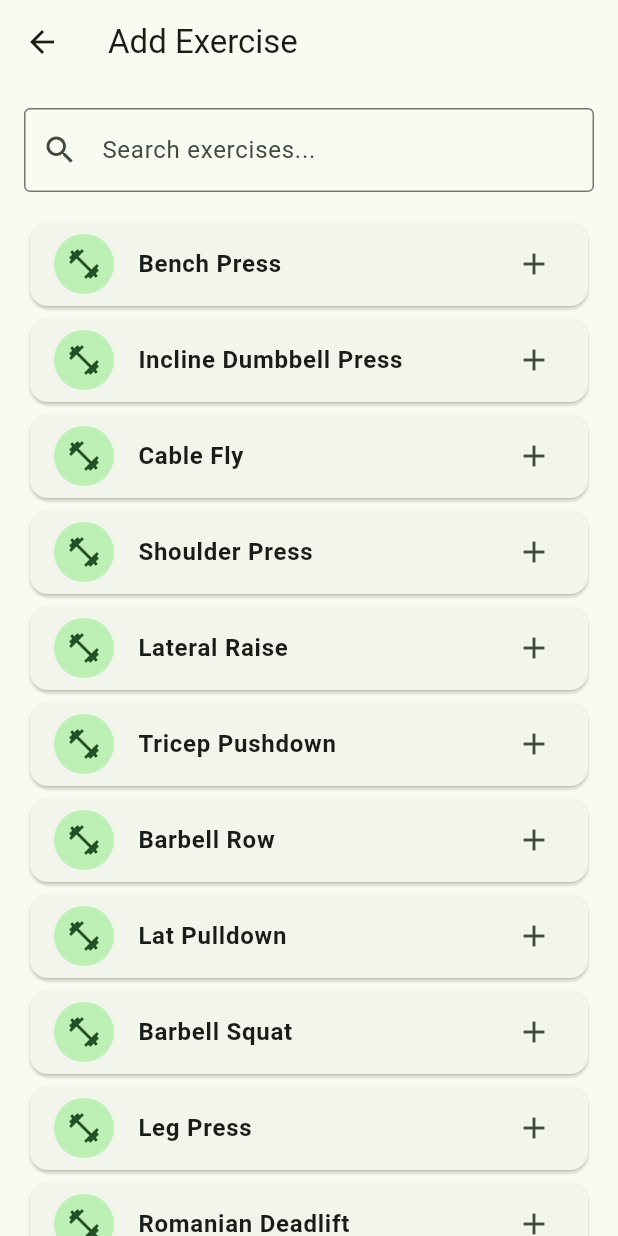
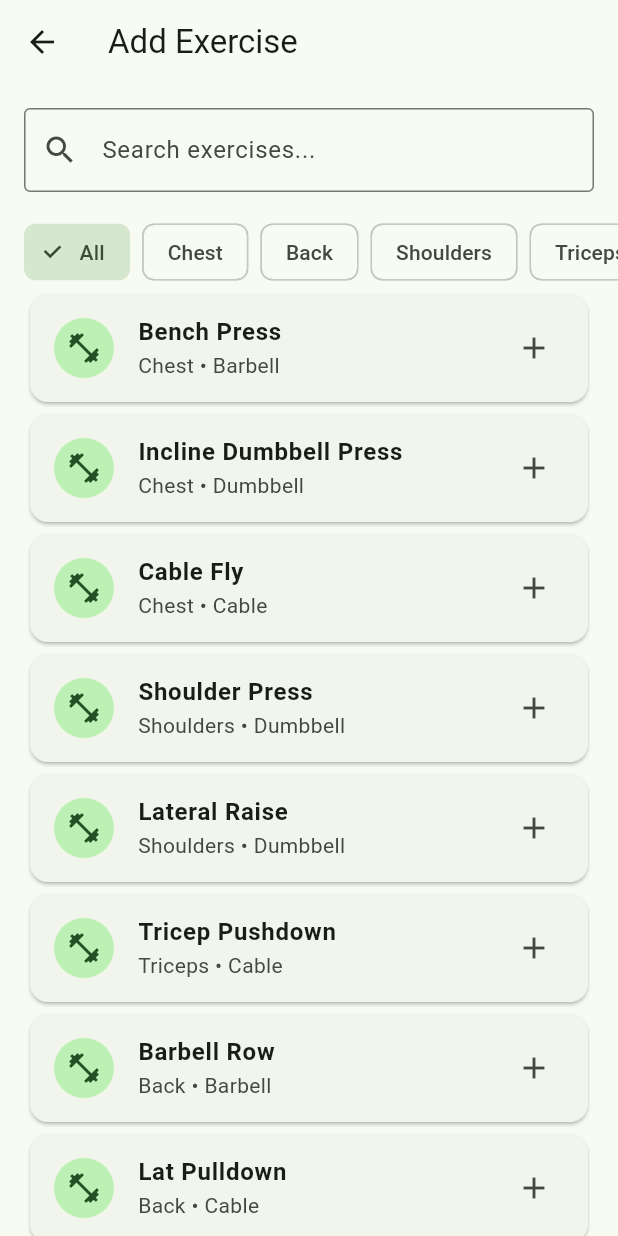
Before and after one commit to AbhisekRai24/gym_tracker, a Flutter app: the ExercisePickerScreen screen opened directly, on a phone screen of 412 x 824 dp. Run offline on Flutter 3.47's test engine with Material 3 defaults, Android fonts, the phone set to English and light mode, and no system bars; our stand-ins replace flutter_riverpod.

Commit message:
Add search query and filter

```diff
--- /dev/null
+++ b/lib/features/workouts/models/exercise.dart
@@ -0,0 +1,13 @@
+class Exercise {
+  final String id;
+  final String name;
+  final String muscleGroup;
+  final String equipment;
+
+  const Exercise({
+    required this.id,
+    required this.name,
+    required this.muscleGroup,
+    required this.equipment,
+  });
+}
--- /dev/null
+++ b/lib/features/workouts/repositories/exercise_repository.dart
@@ -0,0 +1,76 @@
+import '../models/exercise.dart';
+
+class ExerciseRepository {
+  final List<Exercise> _exercises = const [
+    Exercise(
+      id: '1',
+      name: 'Bench Press',
+      muscleGroup: 'Chest',
+      equipment: 'Barbell',
+    ),
+    Exercise(
+      id: '2',
+      name: 'Incline Dumbbell Press',
+      muscleGroup: 'Chest',
+      equipment: 'Dumbbell',
+    ),
+    Exercise(
+      id: '3',
+      name: 'Cable Fly',
+      muscleGroup: 'Chest',
+      equipment: 'Cable',
+    ),
+    Exercise(
+      id: '4',
+      name: 'Shoulder Press',
+      muscleGroup: 'Shoulders',
+      equipment: 'Dumbbell',
+    ),
+    Exercise(
+      id: '5',
+      name: 'Lateral Raise',
+      muscleGroup: 'Shoulders',
+      equipment: 'Dumbbell',
+    ),
+    Exercise(
+      id: '6',
+      name: 'Tricep Pushdown',
+      muscleGroup: 'Triceps',
+      equipment: 'Cable',
+    ),
+    Exercise(
+      id: '7',
+      name: 'Barbell Row',
+      muscleGroup: 'Back',
+      equipment: 'Barbell',
+    ),
+    Exercise(
+      id: '8',
+      name: 'Lat Pulldown',
+      muscleGroup: 'Back',
+      equipment: 'Cable',
+    ),
+    Exercise(
+      id: '9',
+      name: 'Barbell Squat',
+      muscleGroup: 'Legs',
+      equipment: 'Barbell',
+    ),
+    Exercise(
+      id: '10',
+      name: 'Leg Press',
+      muscleGroup: 'Legs',
+      equipment: 'Machine',
+    ),
+    Exercise(
+      id: '11',
+      name: 'Romanian Deadlift',
+      muscleGroup: 'Legs',
+      equipment: 'Barbell',
+    ),
+  ];
+
+  List<Exercise> getExercises() {
+    return List.unmodifiable(_exercises);
+  }
+}
--- a/lib/features/workouts/views/exercise_picker_screen.dart
+++ b/lib/features/workouts/views/exercise_picker_screen.dart
@@ -1,30 +1,31 @@
 import 'package:flutter/material.dart';
+import 'package:flutter_riverpod/flutter_riverpod.dart';
 
-class ExercisePickerScreen extends StatefulWidget {
+import '../viewmodels/exercise_viewmodel.dart';
+
+class ExercisePickerScreen extends ConsumerStatefulWidget {
   const ExercisePickerScreen({super.key});
 
   @override
-  State<ExercisePickerScreen> createState() => _ExercisePickerScreenState();
+  ConsumerState<ExercisePickerScreen> createState() =>
+      _ExercisePickerScreenState();
 }
 
-class _ExercisePickerScreenState extends State<ExercisePickerScreen> {
+class _ExercisePickerScreenState extends ConsumerState<ExercisePickerScreen> {
   final TextEditingController _searchController = TextEditingController();
 
-  static const List<String> exercises = [
-    'Bench Press',
-    'Incline Dumbbell Press',
-    'Cable Fly',
-    'Shoulder Press',
-    'Lateral Raise',
-    'Tricep Pushdown',
-    'Barbell Row',
-    'Lat Pulldown',
-    'Barbell Squat',
-    'Leg Press',
-    'Romanian Deadlift',
+  String _searchQuery = '';
+
+  String _selectedMuscleGroup = 'All';
+
+  static const List<String> muscleGroups = [
+    'All',
+    'Chest',
+    'Back',
+    'Shoulders',
+    'Triceps',
+    'Legs',
   ];
-
-  String _searchQuery = '';
 
   @override
   void initState() {
@@ -45,8 +46,16 @@ class _ExercisePickerScreenState extends State<ExercisePickerScreen> {
 
   @override
   Widget build(BuildContext context) {
+    final exercises = ref.watch(exerciseViewModelProvider);
+
     final filteredExercises = exercises.where((exercise) {
-      return exercise.toLowerCase().contains(_searchQuery);
+      final matchesSearch = exercise.name.toLowerCase().contains(_searchQuery);
+
+      final matchesMuscleGroup =
+          _selectedMuscleGroup == 'All' ||
+          exercise.muscleGroup == _selectedMuscleGroup;
+
+      return matchesSearch && matchesMuscleGroup;
     }).toList();
 
     return Scaffold(
@@ -64,6 +73,30 @@ class _ExercisePickerScreenState extends State<ExercisePickerScreen> {
               ),
             ),
           ),
+          SizedBox(
+            height: 48,
+            child: ListView.builder(
+              scrollDirection: Axis.horizontal,
+              padding: const EdgeInsets.symmetric(horizontal: 16),
+              itemCount: muscleGroups.length,
+              itemBuilder: (context, index) {
+                final group = muscleGroups[index];
+
+                return Padding(
+                  padding: const EdgeInsets.only(right: 8),
+                  child: ChoiceChip(
+                    label: Text(group),
+                    selected: _selectedMuscleGroup == group,
+                    onSelected: (_) {
+                      setState(() {
+                        _selectedMuscleGroup = group;
+                      });
+                    },
+                  ),
+                );
+              },
+            ),
+          ),
 
           Expanded(
             child: ListView.builder(
@@ -78,12 +111,15 @@ class _ExercisePickerScreenState extends State<ExercisePickerScreen> {
                       child: Icon(Icons.fitness_center),
                     ),
                     title: Text(
-                      exercise,
+                      exercise.name,
                       style: const TextStyle(fontWeight: FontWeight.bold),
+                    ),
+                    subtitle: Text(
+                      '${exercise.muscleGroup} • ${exercise.equipment}',
                     ),
                     trailing: const Icon(Icons.add),
                     onTap: () {
-                      Navigator.pop(context, exercise);
+                      Navigator.pop(context, exercise.name);
                     },
                   ),
                 );
```
Also changed, not shown: lib/features/workouts/viewmodels/exercise_viewmodel.dart (added, +22 -0 lines).
